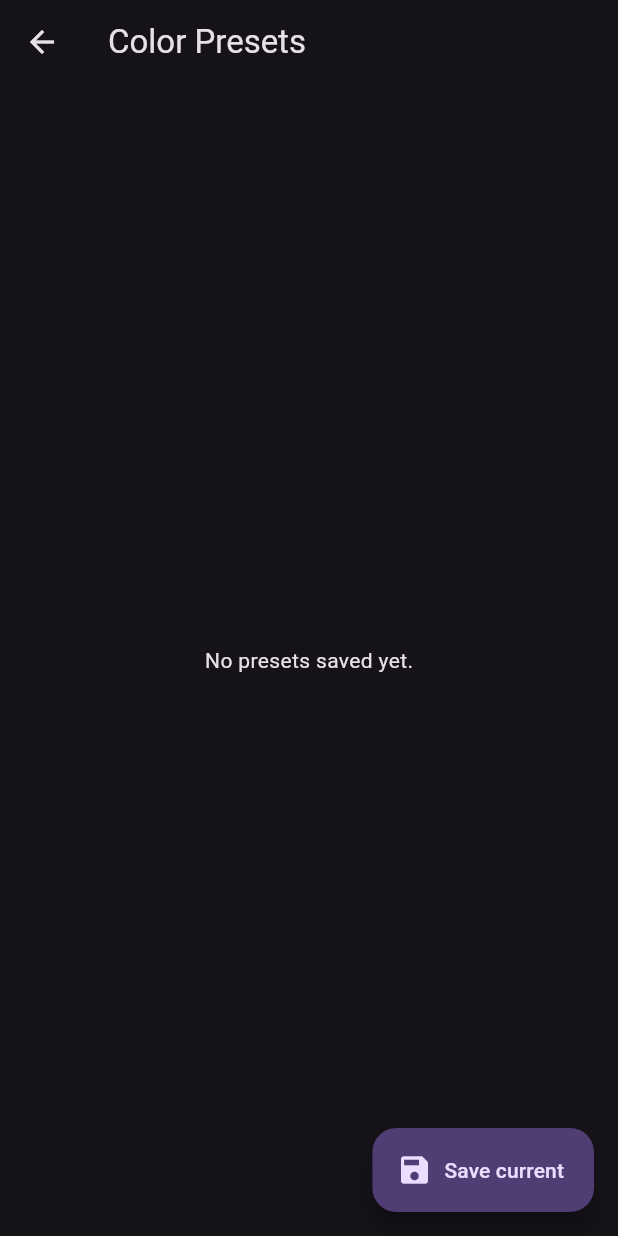
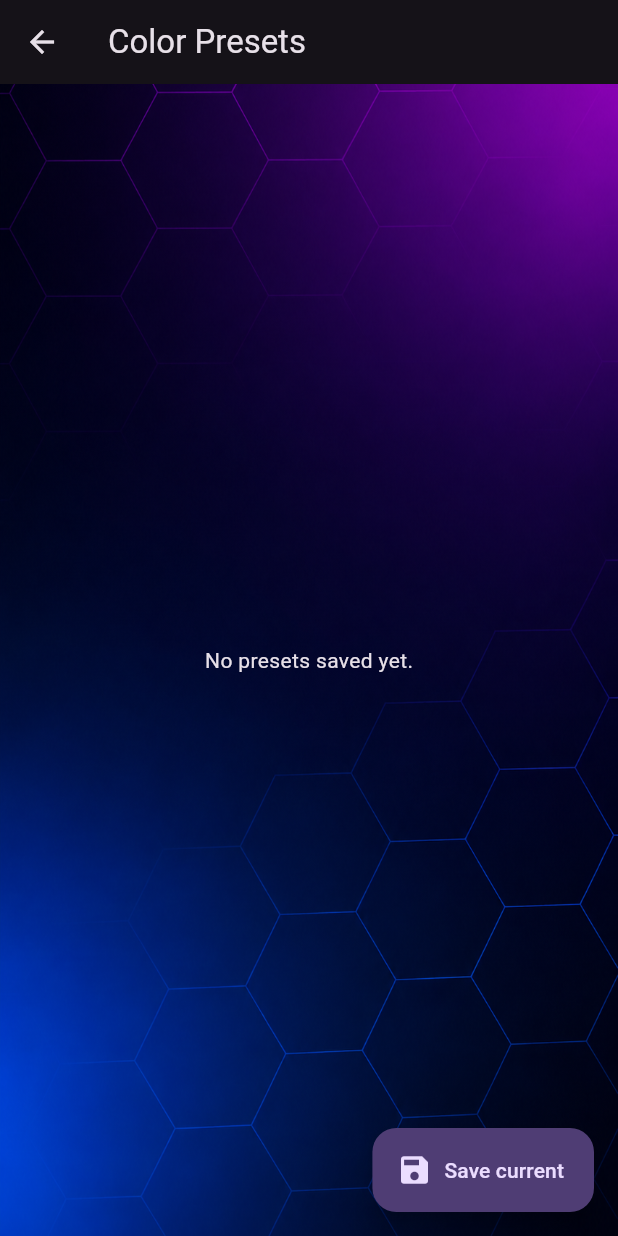
Before and after one commit to Acedon95/HexaGlow, a Flutter app: the screen it shows after launch, after a tap on the "palette" icon, on a phone screen of 412 x 824 dp. Run offline on Flutter 3.47's test engine with Material 3 defaults, Android fonts, the phone set to English and light mode, and no system bars; our stand-ins replace flutter_colorpicker, shared_preferences.

Commit message:
fix: edge remapping, performance fix, app icons

```diff
--- a/app/hexaglow_app/lib/main.dart
+++ b/app/hexaglow_app/lib/main.dart
@@ -23,7 +23,19 @@ class HexaGlowApp extends StatelessWidget {
             seedColor: Colors.deepPurple,
             brightness: Brightness.dark,
           ),
+          scaffoldBackgroundColor: Colors.transparent,
           useMaterial3: true,
+        ),
+        builder: (context, child) => Stack(
+          children: [
+            Positioned.fill(
+              child: Image.asset(
+                'assets/hexaglow_background_asset.png',
+                fit: BoxFit.cover,
+              ),
+            ),
+            if (child != null) child,
+          ],
         ),
         home: const _AppRoot(),
       ),
--- a/app/hexaglow_app/lib/models/hex_layout.dart
+++ b/app/hexaglow_app/lib/models/hex_layout.dart
@@ -17,19 +17,30 @@ class HexPosition {
   /// unaffected.
   final int rotation;
 
+  /// Number of 60-degree clockwise steps applied to this hexagon's edge
+  /// indices before they're sent to the firmware (0-5).
+  ///
+  /// The UI always draws "edge 0" at the top-right of the hexagon (before
+  /// [rotation] is applied); this offset lets that fixed visual slot map to
+  /// whichever physical edge is actually wired there, to account for
+  /// differing cable orientations.
+  final int edgeRotation;
+
   const HexPosition({
     required this.hexIndex,
     required this.dx,
     required this.dy,
     this.rotation = 0,
+    this.edgeRotation = 0,
   });
 
-  HexPosition copyWith({double? dx, double? dy, int? rotation}) {
+  HexPosition copyWith({double? dx, double? dy, int? rotation, int? edgeRotation}) {
     return HexPosition(
       hexIndex: hexIndex,
       dx: dx ?? this.dx,
       dy: dy ?? this.dy,
       rotation: rotation ?? this.rotation,
+      edgeRotation: edgeRotation ?? this.edgeRotation,
     );
   }
 
@@ -38,6 +49,7 @@ class HexPosition {
         'dx': dx,
         'dy': dy,
         'rotation': rotation,
+        'edgeRotation': edgeRotation,
       };
 
   factory HexPosition.fromJson(Map<String, dynamic> json) => HexPosition(
@@ -45,5 +57,6 @@ class HexPosition {
         dx: (json['dx'] as num).toDouble(),
         dy: (json['dy'] as num).toDouble(),
         rotation: (json['rotation'] as int?) ?? 0,
+        edgeRotation: (json['edgeRotation'] as int?) ?? 0,
       );
 }
--- a/app/hexaglow_app/lib/screens/home_screen.dart
+++ b/app/hexaglow_app/lib/screens/home_screen.dart
@@ -107,6 +107,7 @@ class _HomeScreenState extends State<HomeScreen> {
                         state: provider.hexStateFor(pos.hexIndex),
                         size: kHexBoxSize,
                         rotation: pos.rotation,
+                        edgeRotation: pos.edgeRotation,
                         showEdgeLabels: _editMode,
                       ),
                     ),
--- a/app/hexaglow_app/lib/screens/presets_screen.dart
+++ b/app/hexaglow_app/lib/screens/presets_screen.dart
@@ -14,7 +14,22 @@ class PresetsScreen extends StatelessWidget {
 
     return Scaffold(
       appBar: AppBar(title: const Text('Color Presets')),
-      body: provider.presets.isEmpty
+      body: Column(
+        children: [
+          if (provider.isApplyingPreset) const LinearProgressIndicator(),
+          Expanded(child: _buildList(context, provider)),
+        ],
+      ),
+      floatingActionButton: FloatingActionButton.extended(
+        icon: const Icon(Icons.save),
+        label: const Text('Save current'),
+        onPressed: () => _saveCurrent(context, provider),
+      ),
+    );
+  }
+
+  Widget _buildList(BuildContext context, HexStateProvider provider) {
+    return provider.presets.isEmpty
           ? const Center(child: Text('No presets saved yet.'))
           : ListView.builder(
               itemCount: provider.presets.length,
@@ -28,24 +43,22 @@ class PresetsScreen extends StatelessWidget {
                       IconButton(
                         icon: const Icon(Icons.play_arrow),
                         tooltip: 'Load',
-                        onPressed: () => provider.applyPreset(preset),
+                        onPressed: provider.isApplyingPreset
+                            ? null
+                            : () => provider.applyPreset(preset),
                       ),
                       IconButton(
                         icon: const Icon(Icons.delete_outline),
                         tooltip: 'Delete',
-                        onPressed: () => _confirmDelete(context, provider, preset.name),
+                        onPressed: provider.isApplyingPreset
+                            ? null
+                            : () => _confirmDelete(context, provider, preset.name),
                       ),
                     ],
                   ),
                 );
               },
-            ),
-      floatingActionButton: FloatingActionButton.extended(
-        icon: const Icon(Icons.save),
-        label: const Text('Save current'),
-        onPressed: () => _saveCurrent(context, provider),
-      ),
-    );
+            );
   }
 
   Future<void> _saveCurrent(BuildContext context, HexStateProvider provider) async {
--- a/app/hexaglow_app/lib/widgets/hexagon_painter.dart
+++ b/app/hexaglow_app/lib/widgets/hexagon_painter.dart
@@ -13,12 +13,18 @@ import '../utils/hex_geometry.dart';
 /// its center, so the on-screen orientation can match how the physical
 /// module is actually mounted (e.g. flat-top vs. pointy-top). The hexagon
 /// index label in the center is kept upright.
+///
+/// [edgeRotation] (0-5) remaps which firmware edge color is drawn at each
+/// visual edge slot (slot `i` shows `edgeColors[(i + edgeRotation) % 6]`),
+/// so edge slot 0 can be made to line up with whichever physical edge is
+/// wired there, independently of [rotation].
 class HexagonPainter extends CustomPainter {
   HexagonPainter({
     required this.wholeColor,
     required this.edgeColors,
     required this.hexIndex,
     this.rotation = 0,
+    this.edgeRotation = 0,
     this.selected = false,
     this.showEdgeLabels = false,
   }) : assert(edgeColors.length == 6);
@@ -27,6 +33,7 @@ class HexagonPainter extends CustomPainter {
   final List<Color> edgeColors;
   final int hexIndex;
   final int rotation;
+  final int edgeRotation;
   final bool selected;
   final bool showEdgeLabels;
 
@@ -51,7 +58,7 @@ class HexagonPainter extends CustomPainter {
         corners[i],
         corners[(i + 1) % 6],
         Paint()
-          ..color = edgeColors[i]
+          ..color = edgeColors[(i + edgeRotation) % 6]
           ..strokeWidth = edgeStrokeWidth
           ..strokeCap = StrokeCap.round
           ..style = PaintingStyle.stroke,
--- a/app/hexaglow_app/lib/widgets/hexagon_widget.dart
+++ b/app/hexaglow_app/lib/widgets/hexagon_widget.dart
@@ -15,6 +15,7 @@ class HexagonWidget extends StatelessWidget {
     this.size = 100,
     this.selected = false,
     this.rotation = 0,
+    this.edgeRotation = 0,
     this.showEdgeLabels = false,
   });
 
@@ -22,6 +23,7 @@ class HexagonWidget extends StatelessWidget {
   final double size;
   final bool selected;
   final int rotation;
+  final int edgeRotation;
   final bool showEdgeLabels;
 
   @override
@@ -35,6 +37,7 @@ class HexagonWidget extends StatelessWidget {
           edgeColors: state.edgeColors,
           hexIndex: state.hexIndex,
           rotation: rotation,
+          edgeRotation: edgeRotation,
           selected: selected,
           showEdgeLabels: showEdgeLabels,
         ),
```
Also changed, not shown: app/hexaglow_app/lib/models/hex_state.dart (+10 -2 lines), app/hexaglow_app/lib/screens/hex_detail_screen.dart (+15 -9 lines), app/hexaglow_app/lib/services/hex_state_provider.dart (+56 -17 lines), app/hexaglow_app/pubspec.yaml (+11 -0 lines), app/hexaglow_app/assets/hexaglow_app_symbol.png (added), app/hexaglow_app/assets/hexaglow_background_asset.png (added), app/hexaglow_app/pubspec.lock, 13 other files.
